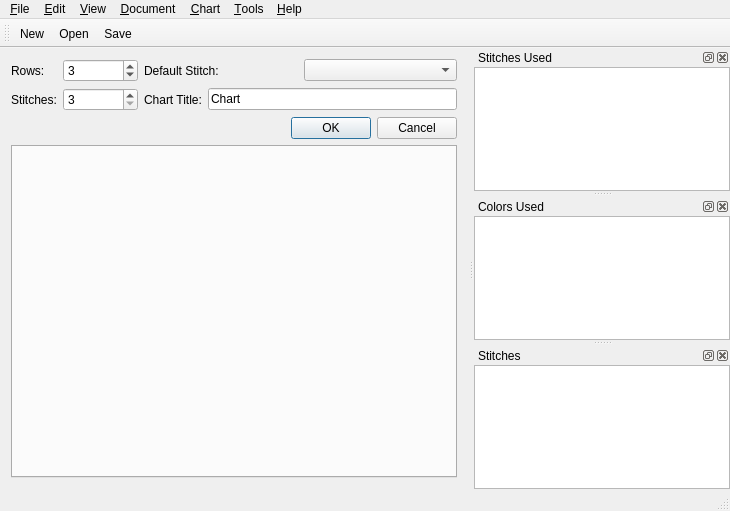
Above: src/mainwindow.ui from iPenguin/CrochetCharts before the change. Below: the same form after it.
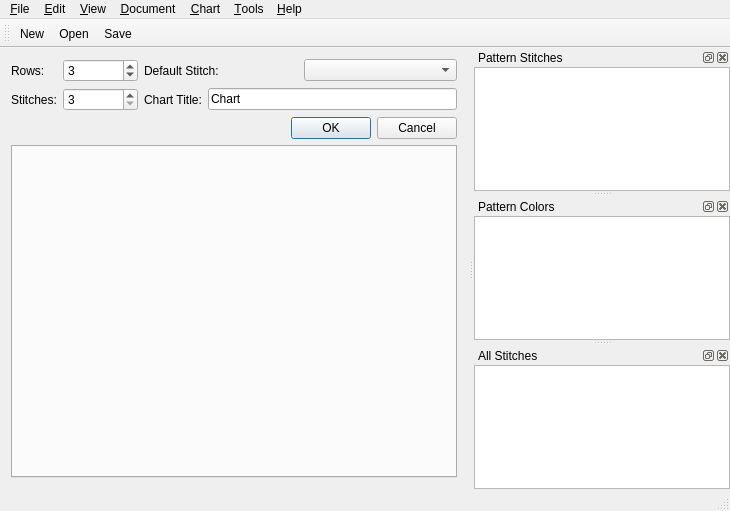
That is the form after the change. Icons and pictures are not drawn.

Commit message: Updated menu options. Added on/off option to docks

Patch:
```diff
--- a/src/mainwindow.ui
+++ b/src/mainwindow.ui
@@ -252,7 +252,7 @@
   <widget class="QStatusBar" name="statusBar"/>
   <widget class="QDockWidget" name="stitchesUsedDock">
    <property name="windowTitle">
-    <string>Stitches Used</string>
+    <string>Pattern Stitches</string>
    </property>
    <attribute name="dockWidgetArea">
     <number>2</number>
@@ -307,7 +307,7 @@
   </widget>
   <widget class="QDockWidget" name="colorsUsedDock">
    <property name="windowTitle">
-    <string>Colors Used</string>
+    <string>Pattern Colors</string>
    </property>
    <attribute name="dockWidgetArea">
     <number>2</number>
@@ -356,7 +356,7 @@
     </sizepolicy>
    </property>
    <property name="windowTitle">
-    <string>Stitches</string>
+    <string>All Stitches</string>
    </property>
    <attribute name="dockWidgetArea">
     <number>2</number>
```
Left out of the diff: 76 changed lines with no effect on the pictures. The commit also changes 2 other files.
